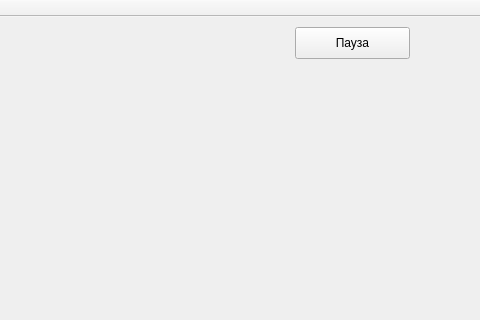
DmitryNekrasov/MDaOT-Framework, file mainwindow.ui: the form before one commit; both pictures show x 575 to 1055 and y 0 to 320 of the 1055 by 501 pixel window.
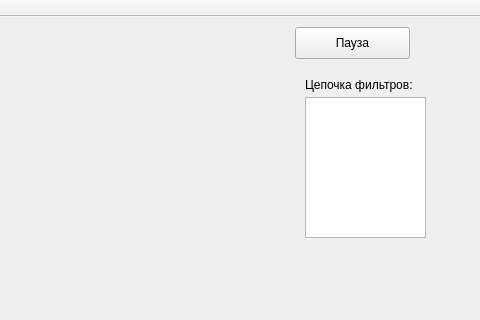
The form after the commit.

Commit message: вывожу список фильтров в форме и вывожу номер фильтра в консоль при двойном клике по его названию

```diff
--- a/mainwindow.ui
+++ b/mainwindow.ui
@@ -27,6 +27,29 @@
      <string>Пауза</string>
     </property>
    </widget>
+   <widget class="QListWidget" name="listName">
+    <property name="geometry">
+     <rect>
+      <x>880</x>
+      <y>80</y>
+      <width>121</width>
+      <height>141</height>
+     </rect>
+    </property>
+   </widget>
+   <widget class="QLabel" name="filterChainLabel">
+    <property name="geometry">
+     <rect>
+      <x>880</x>
+      <y>60</y>
+      <width>141</width>
+      <height>16</height>
+     </rect>
+    </property>
+    <property name="text">
+     <string>Цепочка фильтров:</string>
+    </property>
+   </widget>
   </widget>
   <widget class="QMenuBar" name="menuBar">
    <property name="geometry">
```
The commit also changes 2 other files.
